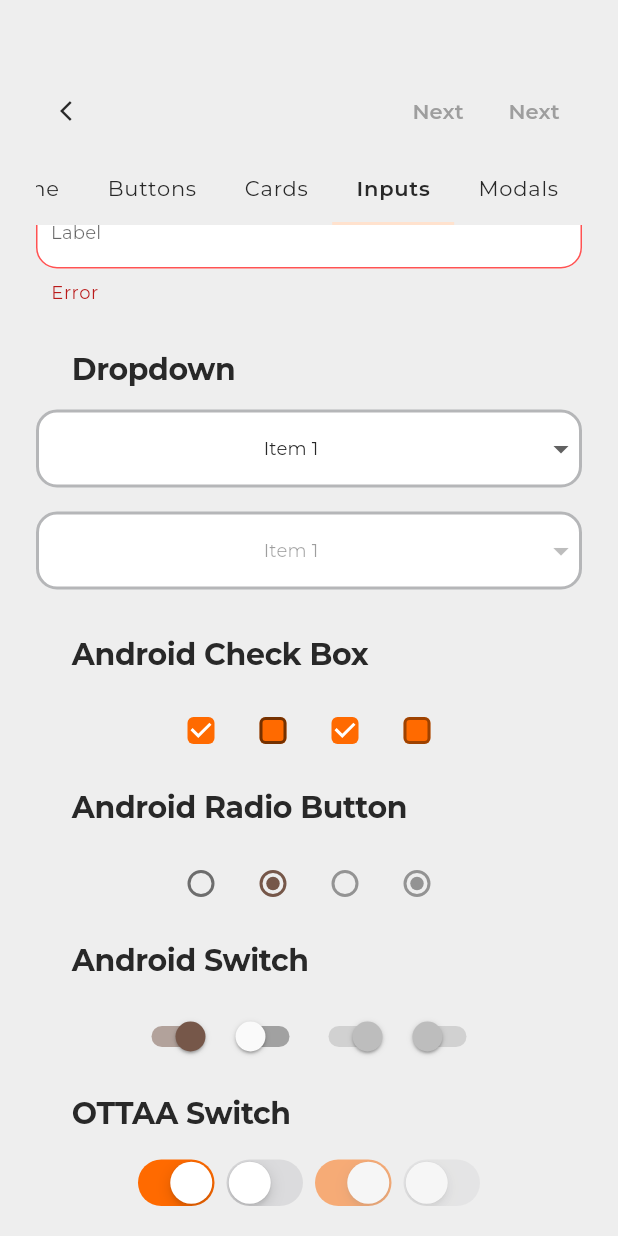
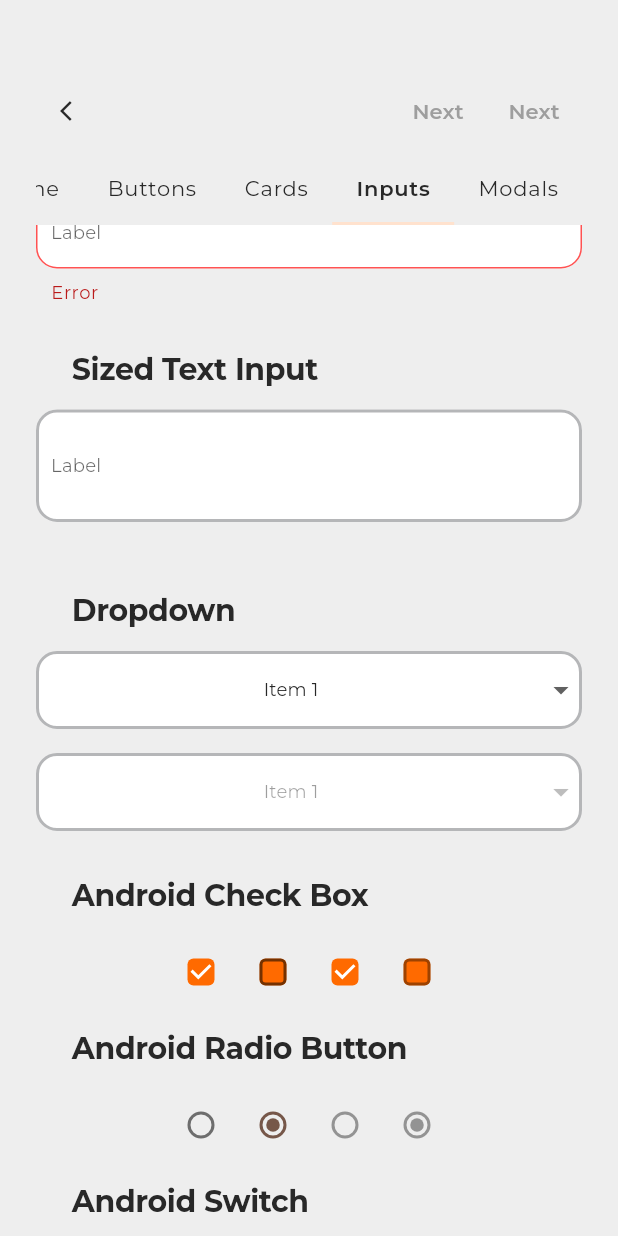
Before and after one commit to OTTAA-Project/OTTAA_flutter_theme, a Flutter app: the screen it shows after launch, tab 4 chosen, scrolled down 153 dp, on a phone screen of 412 x 824 dp. Run offline on Flutter 3.47's test engine with Material 2 defaults, Android fonts, the phone set to English and light mode, and no system bars.

Commit message:
feat: added notification

```diff
--- a/example/lib/application.dart
+++ b/example/lib/application.dart
@@ -1,4 +1,3 @@
-
 import 'package:example/screens/home.dart';
 import 'package:flutter/material.dart';
 import 'package:ottaa_ui_kit/theme.dart';
--- a/example/lib/screens/buttons_screen.dart
+++ b/example/lib/screens/buttons_screen.dart
@@ -7,7 +7,6 @@ class ButtonsScreen extends StatelessWidget {
 
   @override
   Widget build(BuildContext context) {
-    final size = MediaQuery.of(context).size;
     return ListView(
       padding: const EdgeInsets.symmetric(horizontal: 24, vertical: 16),
       children: <Widget>[
--- a/example/lib/screens/inputs_screen.dart
+++ b/example/lib/screens/inputs_screen.dart
@@ -25,6 +25,22 @@ class InputsScreen extends StatelessWidget {
             errorText: 'Error',
           ),
         ),
+        const SizedBox(height: 16),
+        const TitleWidget(title: 'Sized Text Input'),
+        SizedBox(
+          width: 64,
+          height: 75,
+          child: TextField(
+            expands: true,
+            minLines: null,
+            maxLines: null,
+            decoration: InputDecoration(
+              labelText: 'Label',
+              hintText: 'Hint',
+            ),
+          ),
+        ),
+        const SizedBox(height: 16),
         const SizedBox(height: 16),
         const TitleWidget(title: 'Dropdown'),
         OTTAADropdown<String>(
--- a/example/lib/screens/modals_screen.dart
+++ b/example/lib/screens/modals_screen.dart
@@ -22,6 +22,21 @@ class ModalsScreen extends StatelessWidget {
           ),
           text: 'Open',
         ),
+        const TitleWidget(title: 'Show Primary notification'),
+        PrimaryButton(
+          onPressed: () => OTTAANotification.primary(context, text: "Primary Notification"),
+          text: 'Open',
+        ),
+        const TitleWidget(title: 'Show Secondary notification'),
+        PrimaryButton(
+          onPressed: () => OTTAANotification.secondary(context, text: "Secondary Notification"),
+          text: 'Open',
+        ),
+        const TitleWidget(title: 'Show Optional notification'),
+        PrimaryButton(
+          onPressed: () => OTTAANotification.optional(context, text: "Optional Notification"),
+          text: 'Open',
+        ),
       ],
     );
   }
--- a/lib/widgets.dart
+++ b/lib/widgets.dart
@@ -12,4 +12,5 @@ export 'src/widgets/cards/action_card.dart';
 export 'src/widgets/switch/switch.dart';
 export 'src/widgets/cards/profile_card.dart';
 export 'src/widgets/cards/pictogram_card.dart';
+export 'src/widgets/notifications/notification.dart';
 export 'widgets.dart';
--- a/pubspec.yaml
+++ b/pubspec.yaml
@@ -1,6 +1,6 @@
 name: ottaa_ui_kit
 description: A UI Kit for OTTAA Project
-version: 0.0.5
+version: 0.0.6
 homepage: https://ottaaproject.com
 
 environment:
```
Also changed, not shown: lib/src/widgets/notifications/notification.dart (added, +117 -0 lines), example/pubspec.lock.
